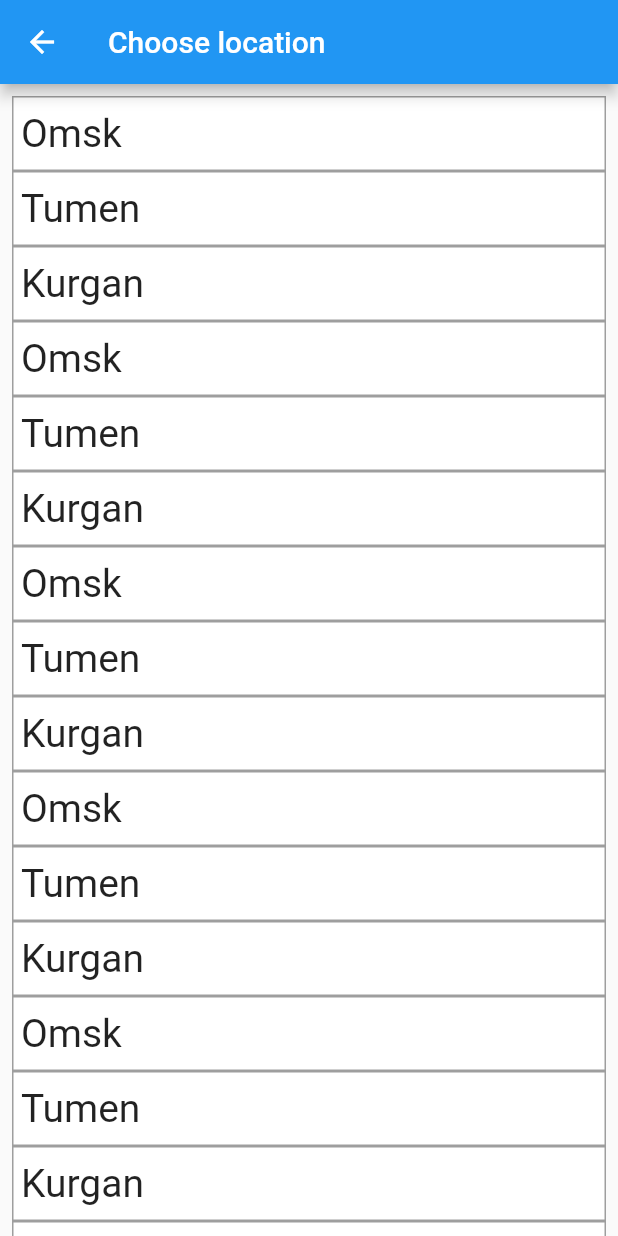
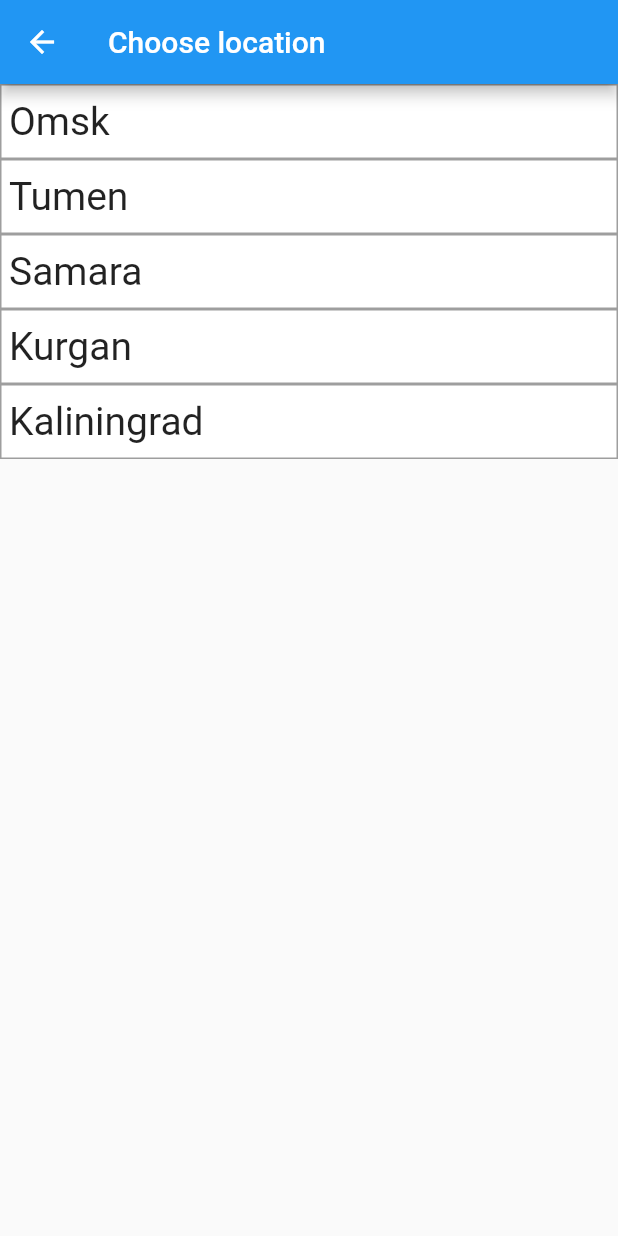
Before and after one commit to polyKozi/Weather_app, a Flutter app: the screen it shows after launch, after a tap on "Choose location", on a phone screen of 412 x 824 dp. Run offline on Flutter 3.47's test engine with Material 2 defaults, Android fonts, the phone set to English and light mode, and no system bars; Roboto replaces fonts that are missing (Times New Roman).

Commit message:
fixed location selection

```diff
--- a/lib/main.dart
+++ b/lib/main.dart
@@ -10,6 +10,7 @@ void main() {
 
 class HomePage extends StatelessWidget {
   const HomePage({super.key});
+
   //const HomePage({Key? key}) : super(key: key);
 
   Widget _weatherRightNow(int degree, int feelsLikeDegree) => Row(
@@ -105,7 +106,7 @@ class HomePage extends StatelessWidget {
 
   @override
   Widget build(BuildContext context) {
-        return Scaffold(
+    return Scaffold(
       appBar: AppBar(
         title: const Text('Weather forecast'),
       ),
@@ -113,9 +114,7 @@ class HomePage extends StatelessWidget {
           alignment: Alignment.topLeft,
           child: Column(
             children: [
-              Row(
-                mainAxisAlignment: MainAxisAlignment.spaceEvenly,
-                  children: [
+              Row(mainAxisAlignment: MainAxisAlignment.spaceEvenly, children: [
                 Text(
                   'Right Now',
                   style: TextStyle(
@@ -131,10 +130,10 @@ class HomePage extends StatelessWidget {
                       Navigator.push(
                           context,
                           MaterialPageRoute(
-                              builder: (context) => const LocationPage()));
+                              builder: (context) => LocationPage()));
                     }),
               ]),
-               _weatherRightNow(17, 18),
+              _weatherRightNow(17, 18),
               Column(children: [
                 Text(
                   'This Day',
@@ -187,57 +186,152 @@ class HomePage extends StatelessWidget {
   }
 }
 
-class LocationPage extends StatelessWidget {
-  const LocationPage({super.key});
+// class LocationPage extends StatelessWidget {
+//   const LocationPage({super.key});
+//
+//   Widget _location(String city) => Container(
+//     alignment: Alignment.centerLeft,
+//     height: 50,
+//     decoration: BoxDecoration(
+//       color: Colors.white,
+//       border: Border.all(width: 1, color: Colors.grey),
+//     ),
+//     padding: EdgeInsets.all(5.0),
+//     child: Text(city, style: TextStyle(
+//         fontSize: 26,
+//         fontFamily: 'Times New Roman'),),
+//   );
+//
+//   @override
+//   Widget build(BuildContext context) {
+//     return Scaffold(
+//       appBar: AppBar(
+//         title: const Text('Choose location'),
+//       ),
+//         body: ListView(
+//           padding: const EdgeInsets.all(8),
+//           children: <Widget>[
+//             _location('Omsk'),
+//             _location('Tumen'),
+//             _location('Kurgan'),
+//             _location('Omsk'),
+//             _location('Tumen'),
+//             _location('Kurgan'),
+//             _location('Omsk'),
+//             _location('Tumen'),
+//             _location('Kurgan'),
+//             _location('Omsk'),
+//             _location('Tumen'),
+//             _location('Kurgan'),
+//             _location('Omsk'),
+//             _location('Tumen'),
+//             _location('Kurgan'),
+//             _location('Omsk'),
+//             _location('Tumen'),
+//             _location('Kurgan'),
+//             _location('Omsk'),
+//             _location('Tumen'),
+//             _location('Kurgan'),
+//             _location('Omsk'),
+//             _location('Tumen'),
+//             _location('Kurgan'),
+//           ],
+//         )
+//     );
+//   }
+// }
 
-  Widget _location(String city) => Container(
-    alignment: Alignment.centerLeft,
-    height: 50,
-    decoration: BoxDecoration(
-      color: Colors.white,
-      border: Border.all(width: 1, color: Colors.grey),
-    ),
-    padding: EdgeInsets.all(5.0),
-    child: Text(city, style: TextStyle(
-        fontSize: 26,
-        fontFamily: 'Times New Roman'),),
-  );
+// class LocationPage extends StatefulWidget {
+//   @override
+//   _LocationPageState createState() => _LocationPageState();
+// }
+//
+// class _LocationPageState extends State<LocationPage> {
+//   bool tap = false;
+//
+//   Widget _createListView(String city) {
+//     return GestureDetector(
+//         onTap: () {
+//           setState(() {
+//             tap = !tap;
+//           });
+//         },
+//         child: Container(
+//           alignment: Alignment.centerLeft,
+//           height: 50,
+//           decoration: BoxDecoration(
+//             color: tap ? Colors.grey : Colors.white,
+//             border: Border.all(width: 1, color: Colors.grey),
+//           ),
+//           padding: EdgeInsets.all(5.0),
+//           child: Text(
+//             city,
+//             style: TextStyle(fontSize: 26, fontFamily: 'Times New Roman'),
+//           ),
+//         ));
+//   }
+//
+//   @override
+//   Widget build(BuildContext context) {
+//     return Scaffold(
+//         appBar: AppBar(
+//           title: const Text('Choose location'),
+//         ),
+//         body: ListView(
+//           padding: const EdgeInsets.all(8),
+//           children: <Widget>[
+//             _createListView('Omsk'),
+//             _createListView('Tumen'),
+//             _createListView('Kurgan'),
+//           ],
+//         ));
+//   }
+// }
+
+class LocationPage extends StatefulWidget {
+  @override
+  _LocationPageState createState() => _LocationPageState();
+}
+class _LocationPageState extends State<LocationPage> {
+  final List<String> cities = ["Omsk", "Tumen", "Samara", "Kurgan", "Kaliningrad"];
+  int selectedIndex = -1;
 
   @override
   Widget build(BuildContext context) {
     return Scaffold(
-      appBar: AppBar(
-        title: const Text('Choose location'),
+        appBar: AppBar(
+          title: const Text('Choose location'),
+        ),
+        body: Column(
+        crossAxisAlignment: CrossAxisAlignment.start,
+        children: [
+          Expanded(child: ListView.builder(
+            itemCount: cities.length,
+            itemBuilder: _createListView,
+          ))
+        ]));
+  }
+
+  Widget _createListView(BuildContext context, int index) {
+    return GestureDetector(
+      onTap: () {
+        setState(() {
+          selectedIndex = index;
+        });
+      },
+      child: Container(
+        alignment: Alignment.centerLeft,
+          height: 50,
+          decoration: BoxDecoration(
+            color: index == selectedIndex ? Colors.grey: Colors.white,
+            border: Border.all(width: 1, color: Colors.grey),
+          ),
+          padding: EdgeInsets.all(5.0),
+          child: Text(
+            cities[index],
+            style: TextStyle(fontSize: 26, fontFamily: 'Times New Roman'),
+          ),
       ),
-        body: ListView(
-          padding: const EdgeInsets.all(8),
-          children: <Widget>[
-            _location('Omsk'),
-            _location('Tumen'),
-            _location('Kurgan'),
-            _location('Omsk'),
-            _location('Tumen'),
-            _location('Kurgan'),
-            _location('Omsk'),
-            _location('Tumen'),
-            _location('Kurgan'),
-            _location('Omsk'),
-            _location('Tumen'),
-            _location('Kurgan'),
-            _location('Omsk'),
-            _location('Tumen'),
-            _location('Kurgan'),
-            _location('Omsk'),
-            _location('Tumen'),
-            _location('Kurgan'),
-            _location('Omsk'),
-            _location('Tumen'),
-            _location('Kurgan'),
-            _location('Omsk'),
-            _location('Tumen'),
-            _location('Kurgan'),
-          ],
-        )
     );
   }
 }
```
